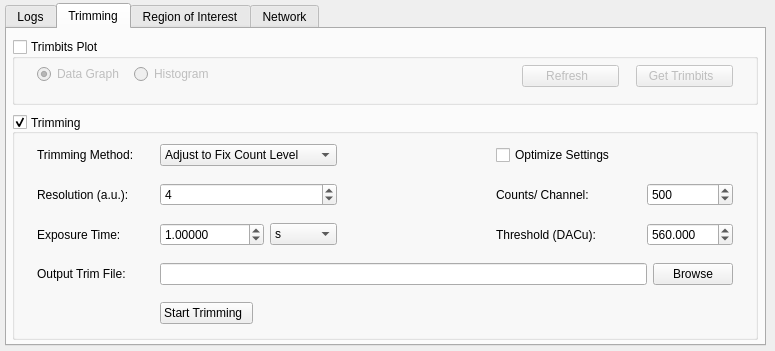
This is slsDetectorGui/forms/form_tab_advanced.ui in slsdetectorgroup/slsDetectorPackage as Qt 5 draws it before an edit. The edited form follows.
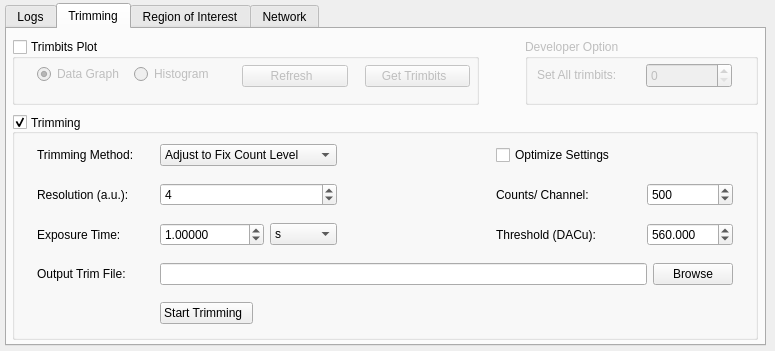
This is the edited form. The open tabs and pages were chosen to show the change. Icons and pictures are not drawn.

Commit message: included set all trimbits

What changed in the file:
```diff
--- a/slsDetectorGui/forms/form_tab_advanced.ui
+++ b/slsDetectorGui/forms/form_tab_advanced.ui
@@ -124,7 +124,7 @@
       <rect>
        <x>5</x>
        <y>10</y>
-       <width>746</width>
+       <width>467</width>
        <height>66</height>
       </rect>
      </property>
@@ -140,9 +140,9 @@
      <widget class="QWidget" name="horizontalLayoutWidget">
       <property name="geometry">
        <rect>
-        <x>510</x>
+        <x>230</x>
         <y>15</y>
-        <width>211</width>
+        <width>228</width>
         <height>44</height>
        </rect>
       </property>
@@ -169,7 +169,7 @@
          </property>
          <property name="iconSize">
           <size>
-           <width>16</width>
+           <width>24</width>
            <height>16</height>
           </size>
          </property>
@@ -740,6 +740,54 @@
       </layout>
      </widget>
     </widget>
+    <widget class="QGroupBox" name="boxSetAllTrimbits">
+     <property name="enabled">
+      <bool>false</bool>
+     </property>
+     <property name="geometry">
+      <rect>
+       <x>518</x>
+       <y>10</y>
+       <width>233</width>
+       <height>66</height>
+      </rect>
+     </property>
+     <property name="title">
+      <string>Developer Option</string>
+     </property>
+     <property name="checkable">
+      <bool>false</bool>
+     </property>
+     <property name="checked">
+      <bool>false</bool>
+     </property>
+     <widget class="QLabel" name="label">
+      <property name="geometry">
+       <rect>
+        <x>12</x>
+        <y>28</y>
+        <width>94</width>
+        <height>16</height>
+       </rect>
+      </property>
+      <property name="text">
+       <string>Set All trimbits:</string>
+      </property>
+     </widget>
+     <widget class="QSpinBox" name="spinSetAllTrimbits">
+      <property name="geometry">
+       <rect>
+        <x>121</x>
+        <y>24</y>
+        <width>86</width>
+        <height>25</height>
+       </rect>
+      </property>
+      <property name="maximum">
+       <number>63</number>
+      </property>
+     </widget>
+    </widget>
    </widget>
    <widget class="QWidget" name="tab_5">
     <attribute name="title">
```
Left out of the diff: 8 changed lines with no effect on the pictures. The commit also changes 2 other files.
